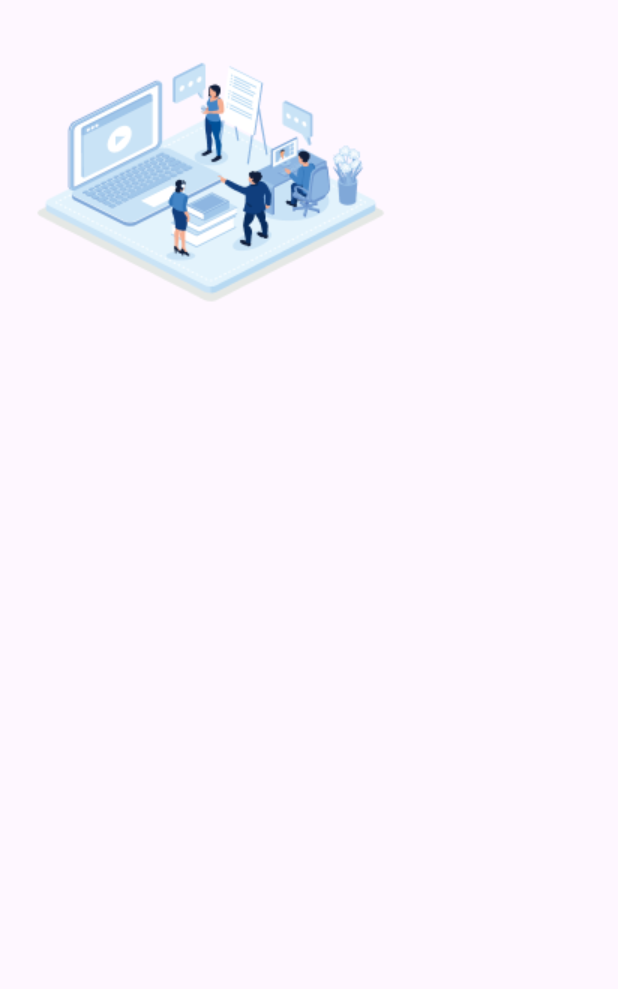
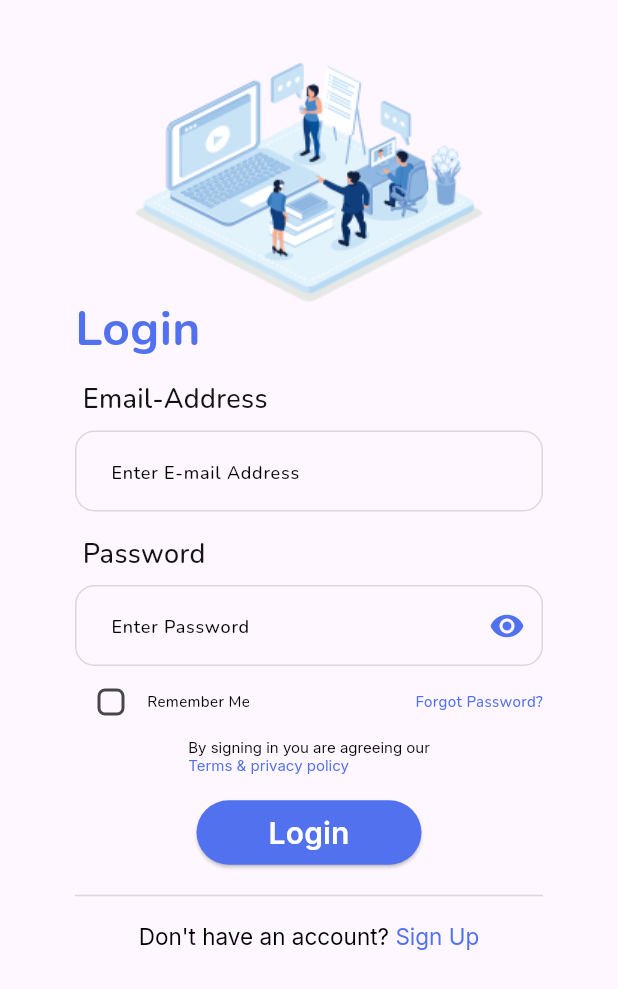
Before and after one commit to tavkeer/assignment, a Flutter app: the screen it shows after launch, on a phone screen of 412 x 824 dp. Shown: the top 989 px of the screen. Run offline on Flutter 3.47's test engine with Material 3 defaults, Android fonts, the phone set to English and light mode, and no system bars; our stand-ins replace firebase_auth, firebase_core, get, google_fonts; accounts and stored records are empty.

Commit message:
added the login screen

```diff
--- a/lib/app.dart
+++ b/lib/app.dart
@@ -1,3 +1,4 @@
+import 'package:google_fonts/google_fonts.dart';
 import 'package:tavkeer_assignment/exports.dart';
 
 class MyApp extends StatelessWidget {
@@ -7,6 +8,11 @@ class MyApp extends StatelessWidget {
   Widget build(BuildContext context) {
     return GetMaterialApp(
       debugShowCheckedModeBanner: false,
+
+      //common font for whole app
+      theme: ThemeData(textTheme: GoogleFonts.nunitoTextTheme()),
+
+      //checking if the user is logged in or not
       home: StreamBuilder(
         stream: FirebaseAuth.instance.authStateChanges(),
         builder: (context, snapshot) {
--- a/lib/binding/bindings.dart
+++ b/lib/binding/bindings.dart
@@ -3,4 +3,5 @@ import 'package:get/get.dart';
 class InitialBindings extends Bindings {
   @override
   void dependencies() {}
+  InitialBindings() {}
 }
--- a/lib/exports.dart
+++ b/lib/exports.dart
@@ -9,3 +9,14 @@ export 'package:tavkeer_assignment/features/auth/login.dart';
 export 'package:tavkeer_assignment/features/home/home.dart';
 export 'package:tavkeer_assignment/widgets/loading.dart';
 export 'package:tavkeer_assignment/app.dart';
+export 'package:tavkeer_assignment/constants.dart';
+export 'package:tavkeer_assignment/features/auth/components/image_section.dart';
+export 'package:tavkeer_assignment/features/auth/components/login_form.dart';
+export 'package:get/get.dart';
+export 'package:tavkeer_assignment/features/auth/utils/password_visible.dart';
+export 'package:tavkeer_assignment/features/auth/controllers/login_controller.dart';
+export 'package:tavkeer_assignment/widgets/textinput_widget.dart';
+export 'package:tavkeer_assignment/widgets/custom_button.dart';
+export 'package:tavkeer_assignment/features/auth/components/forgot_pass.dart';
+export 'package:tavkeer_assignment/features/auth/utils/privacy_policy.dart';
+export 'package:tavkeer_assignment/features/auth/components/donhave_account.dart';
--- /dev/null
+++ b/lib/features/auth/components/donhave_account.dart
@@ -0,0 +1,37 @@
+import 'package:google_fonts/google_fonts.dart';
+import 'package:tavkeer_assignment/exports.dart';
+
+class DontHaveAnAccount extends StatelessWidget {
+  const DontHaveAnAccount({super.key});
+
+  @override
+  Widget build(BuildContext context) {
+    return Center(
+      child: RichText(
+        textAlign: TextAlign.start,
+        text: TextSpan(
+          children: [
+            TextSpan(
+              text: "Don't have an account? ",
+              style: TextStyle(
+                color: Colors.black,
+                fontWeight: FontWeight.w400,
+                fontFamily: GoogleFonts.inter().fontFamily,
+                fontSize: 15,
+              ),
+            ),
+            TextSpan(
+              text: 'Sign Up',
+              style: TextStyle(
+                color: appThemeColor,
+                fontWeight: FontWeight.w400,
+                fontFamily: GoogleFonts.inter().fontFamily,
+                fontSize: 15,
+              ),
+            ),
+          ],
+        ),
+      ),
+    );
+  }
+}
--- /dev/null
+++ b/lib/features/auth/components/forgot_pass.dart
@@ -0,0 +1,49 @@
+import 'package:tavkeer_assignment/exports.dart';
+
+class ForgotPassword extends StatelessWidget {
+  const ForgotPassword({super.key});
+
+  @override
+  Widget build(BuildContext context) {
+    return Row(
+      mainAxisAlignment: MainAxisAlignment.spaceBetween,
+      crossAxisAlignment: CrossAxisAlignment.center,
+      mainAxisSize: MainAxisSize.min,
+      children: [
+        Obx(
+          () => Checkbox(
+            value: Get.find<LoginController>().rememberMeLoading.value,
+            shape:
+                RoundedRectangleBorder(borderRadius: BorderRadius.circular(5)),
+            activeColor: appThemeColor,
+            onChanged: (value) {
+              Get.find<LoginController>().toggleRememberMeloading(value!);
+            },
+          ),
+        ),
+        const Text(
+          'Remember Me',
+          style: TextStyle(
+            fontWeight: FontWeight.w500,
+            fontSize: 10,
+            color: Colors.black,
+          ),
+        ),
+        const Spacer(),
+        GestureDetector(
+          onTap: () {
+            //forgot password email to be sent from here
+          },
+          child: Text(
+            'Forgot Password?',
+            style: TextStyle(
+              fontWeight: FontWeight.w500,
+              fontSize: 10,
+              color: appThemeColor,
+            ),
+          ),
+        ),
+      ],
+    );
+  }
+}
--- /dev/null
+++ b/lib/features/auth/components/image_section.dart
@@ -0,0 +1,32 @@
+import 'package:tavkeer_assignment/exports.dart';
+
+class ImageSection extends StatelessWidget {
+  const ImageSection({
+    super.key,
+  });
+
+  @override
+  Widget build(BuildContext context) {
+    return Stack(
+      children: [
+        Center(
+          child: Image.asset(
+            'assets/images/auth.png',
+            fit: BoxFit.contain,
+          ),
+        ),
+        Positioned(
+          bottom: 0,
+          child: Text(
+            'Login',
+            style: TextStyle(
+              color: appThemeColor,
+              fontSize: 32,
+              fontWeight: FontWeight.w700,
+            ),
+          ),
+        ),
+      ],
+    );
+  }
+}
--- /dev/null
+++ b/lib/features/auth/components/login_form.dart
@@ -0,0 +1,38 @@
+// ignore_for_file: prefer_const_constructors
+
+import 'package:tavkeer_assignment/exports.dart';
+
+class LoginForm extends StatelessWidget {
+  const LoginForm({
+    super.key,
+    required this.email,
+    required this.password,
+  });
+  final TextEditingController email;
+
+  //password
+  final TextEditingController password;
+  @override
+  Widget build(BuildContext context) {
+    return Column(
+      children: [
+        TextInputWidget(
+          title: 'Email-Address',
+          hint: 'Enter E-mail Address',
+          keyboard: TextInputType.emailAddress,
+          textController: email,
+        ),
+        const SizedBox(height: 15),
+        Obx(
+          () => TextInputWidget(
+            title: 'Password',
+            hint: 'Enter Password ',
+            textController: password,
+            hidePass: Get.find<LoginController>().passwordLoading.value,
+            trailingWidget: PasswordVisibilityWidget(),
+          ),
+        ),
+      ],
+    );
+  }
+}
--- /dev/null
+++ b/lib/features/auth/controllers/login_controller.dart
@@ -0,0 +1,18 @@
+import 'package:get/get.dart';
+
+class LoginController extends GetxController {
+  RxBool isLoading = RxBool(false);
+
+  RxBool passwordLoading = RxBool(false);
+
+  RxBool rememberMeLoading = RxBool(false);
+
+  //set value for password
+  void toggPasswordloading(bool value) => passwordLoading.value = value;
+
+  //set value for loading
+  void toggloading(bool value) => isLoading.value = value;
+
+  //set value for remember me loading
+  void toggleRememberMeloading(bool value) => rememberMeLoading.value = value;
+}
--- a/lib/features/auth/login.dart
+++ b/lib/features/auth/login.dart
@@ -1,5 +1,4 @@
-import 'package:flutter/material.dart';
-import 'package:tavkeer_assignment/widgets/textinput_widget.dart';
+import 'package:tavkeer_assignment/exports.dart';
 
 class LoginPage extends StatelessWidget {
   const LoginPage({super.key});
@@ -12,45 +11,56 @@ class LoginPage extends StatelessWidget {
     //password
     final TextEditingController password = TextEditingController();
 
+    //controller initialize
+    Get.put(LoginController());
     //body
     return Scaffold(
       body: SafeArea(
         child: SingleChildScrollView(
+          child: Padding(
+            padding: const EdgeInsets.symmetric(horizontal: 50.0),
             child: Column(
               mainAxisAlignment: MainAxisAlignment.start,
-            crossAxisAlignment: CrossAxisAlignment.center,
+              crossAxisAlignment: CrossAxisAlignment.start,
               children: [
                 //image section
-              Image.asset(
-                'assets/images/auth.png',
-                fit: BoxFit.contain,
+                const ImageSection(),
+
+                //form Section
+                const SizedBox(height: 10),
+                LoginForm(
+                  email: email,
+                  password: password,
                 ),
 
-              //form Section
-              const LoginForm(),
+                //forgot and remember me section
+                const ForgotPassword(),
 
-              //forgot and remember me section
+                //privacy policy section
+                const PrivacyPolicy(),
 
                 //login button
+                const SizedBox(height: 15),
+                CustomButton(
+                  title: 'Login',
+                  ontap: () {},
+                ),
+
+                //divider
+                const SizedBox(height: 10),
+                const Divider(
+                  thickness: 1,
+                  color: Color(0xFFD9D9D9),
+                ),
+                const SizedBox(height: 10),
 
                 //signup navigation
+                const DontHaveAnAccount(),
               ],
+            ),
           ),
         ),
       ),
     );
   }
 }
-
-class LoginForm extends StatelessWidget {
-  const LoginForm({super.key});
-
-  @override
-  Widget build(BuildContext context) {
-    return TextInputWidget(
-      title: 'E-mail Address',
-      hint: 'Enter E-mail Address',
-      textController: TextEditingController(),
-    );
-  }
-}
--- /dev/null
+++ b/lib/features/auth/utils/password_visible.dart
@@ -0,0 +1,32 @@
+import 'package:tavkeer_assignment/exports.dart';
+
+class PasswordVisibilityWidget extends StatelessWidget {
+  const PasswordVisibilityWidget({super.key});
+
+  @override
+  Widget build(BuildContext context) {
+    return (Get.find<LoginController>().passwordLoading.value)
+        ? IconButton(
+            icon: Icon(
+              Icons.visibility_off,
+              color: appThemeColor,
+            ),
+            onPressed: () {
+              passwordVisible(false);
+            },
+          )
+        : IconButton(
+            icon: Icon(
+              Icons.visibility,
+              color: appThemeColor,
+            ),
+            onPressed: () {
+              passwordVisible(true);
+            },
+          );
+  }
+
+  void passwordVisible(bool value) {
+    Get.find<LoginController>().toggPasswordloading(value);
+  }
+}
--- /dev/null
+++ b/lib/features/auth/utils/privacy_policy.dart
@@ -0,0 +1,37 @@
+import 'package:google_fonts/google_fonts.dart';
+import 'package:tavkeer_assignment/exports.dart';
+
+class PrivacyPolicy extends StatelessWidget {
+  const PrivacyPolicy({super.key});
+
+  @override
+  Widget build(BuildContext context) {
+    return Center(
+      child: RichText(
+        textAlign: TextAlign.start,
+        text: TextSpan(
+          children: [
+            TextSpan(
+              text: 'By signing in you are agreeing our\n',
+              style: TextStyle(
+                color: Colors.black,
+                fontWeight: FontWeight.w400,
+                fontFamily: GoogleFonts.inter().fontFamily,
+                fontSize: 10,
+              ),
+            ),
+            TextSpan(
+              text: 'Terms & privacy policy',
+              style: TextStyle(
+                color: appThemeColor,
+                fontWeight: FontWeight.w400,
+                fontFamily: GoogleFonts.inter().fontFamily,
+                fontSize: 10,
+              ),
+            ),
+          ],
+        ),
+      ),
+    );
+  }
+}
--- /dev/null
+++ b/lib/widgets/custom_button.dart
@@ -0,0 +1,36 @@
+import 'package:google_fonts/google_fonts.dart';
+import 'package:tavkeer_assignment/exports.dart';
+
+class CustomButton extends StatelessWidget {
+  final String title;
+  final void Function()? ontap;
+  const CustomButton({super.key, required this.title, this.ontap});
+
+  @override
+  Widget build(BuildContext context) {
+    return Center(
+      child: ElevatedButton(
+        onPressed: ontap,
+        style: ElevatedButton.styleFrom(
+          backgroundColor: appThemeColor,
+          shape: RoundedRectangleBorder(
+            borderRadius:
+                BorderRadius.circular(30.0), // Adjust the radius as needed
+          ),
+        ),
+        child: Padding(
+          padding: const EdgeInsets.symmetric(horizontal: 24, vertical: 7),
+          child: Text(
+            title,
+            style: TextStyle(
+              color: Colors.white,
+              fontFamily: GoogleFonts.inter().fontFamily,
+              fontSize: 20,
+              fontWeight: FontWeight.w600,
+            ),
+          ),
+        ),
+      ),
+    );
+  }
+}
--- a/lib/widgets/loading.dart
+++ b/lib/widgets/loading.dart
@@ -1,5 +1,4 @@
 import 'package:tavkeer_assignment/exports.dart';
-import 'package:tavkeer_assignment/constants.dart';
 
 class Loading extends StatelessWidget {
   const Loading({super.key});
--- a/lib/widgets/textinput_widget.dart
+++ b/lib/widgets/textinput_widget.dart
@@ -1,19 +1,73 @@
-import 'package:flutter/material.dart';
+import 'package:tavkeer_assignment/exports.dart';
 
 class TextInputWidget extends StatelessWidget {
   final String title;
   final String hint;
   final TextEditingController textController;
+  final Widget? trailingWidget;
+  final TextInputType? keyboard;
+  final bool? hidePass;
   const TextInputWidget(
       {super.key,
       required this.title,
       required this.hint,
-      required this.textController});
+      required this.textController,
+      this.trailingWidget,
+      this.keyboard,
+      this.hidePass});
 
   @override
   Widget build(BuildContext context) {
-    return const Column(
-      children: [],
+    return Column(
+      crossAxisAlignment: CrossAxisAlignment.start,
+      children: [
+        Padding(
+          padding: const EdgeInsets.only(left: 5),
+          child: Text(
+            title,
+            style: const TextStyle(
+              color: Color(0xFF121212),
+              fontSize: 18,
+              fontWeight: FontWeight.w500,
+            ),
+          ),
+        ),
+        const SizedBox(height: 8),
+        TextField(
+          controller: textController,
+          keyboardType: keyboard,
+          obscureText: hidePass ?? false,
+          style: const TextStyle(
+            color: Colors.black,
+            fontSize: 16,
+            fontWeight: FontWeight.w700,
+          ),
+          decoration: InputDecoration(
+            contentPadding:
+                const EdgeInsets.only(left: 20, top: 15, bottom: 15),
+            border: InputBorder.none,
+            focusedBorder: OutlineInputBorder(
+              borderRadius: BorderRadius.circular(13),
+              borderSide: const BorderSide(
+                color: Color(0x25121212),
+              ),
+            ),
+            enabledBorder: OutlineInputBorder(
+              borderRadius: BorderRadius.circular(13),
+              borderSide: const BorderSide(
+                color: Color(0x25121212),
+              ),
+            ),
+            hintStyle: const TextStyle(
+              color: Colors.black,
+              fontSize: 12,
+              fontWeight: FontWeight.w500,
+            ),
+            hintText: hint,
+            suffixIcon: trailingWidget,
+          ),
+        ),
+      ],
     );
   }
 }
```
Also changed, not shown: 1 other file. Lines whose indentation alone changed are shown as unchanged.
